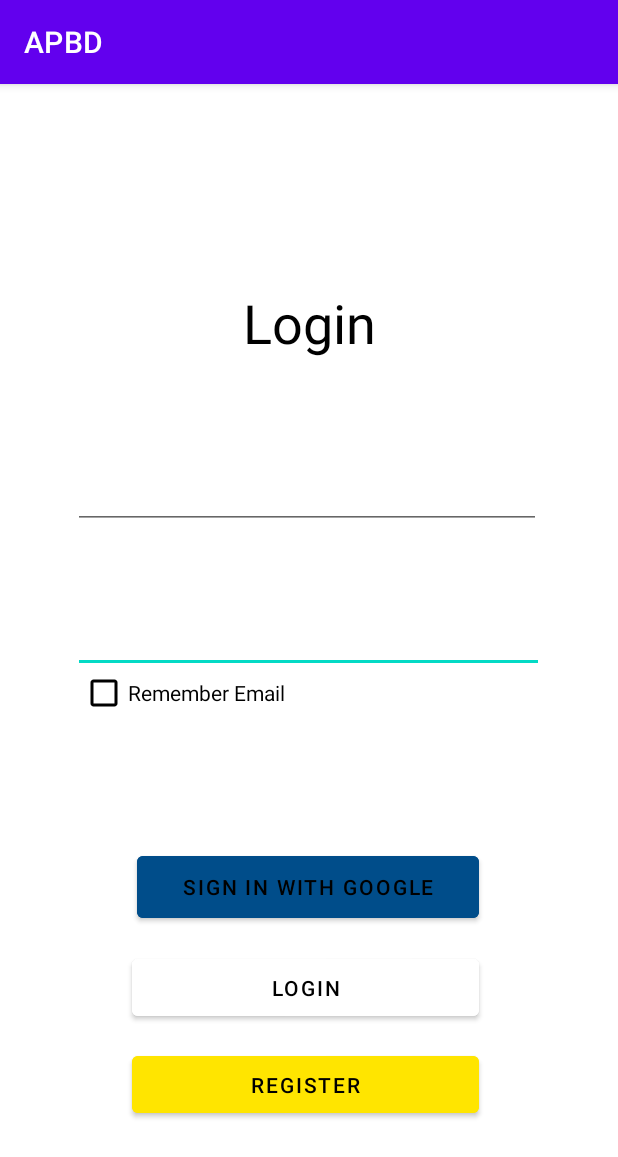
After one commit to sawedvk/APBD-test, an Android app: the fragment FragmentLogin shown on its own in the app's theme, on a phone screen of 412 x 824 dp. The commit adds this screen. Shown: the top 1157 px of the screen. Run offline under Robolectric (Android 15) with nearby library versions, the phone set to English and light mode, and no system bars; Roboto replaces fonts that are not available here; 1 statement that could not run was skipped.

Commit message:
penggunaan fragment

```diff
--- a/APBD/app/build.gradle
+++ b/APBD/app/build.gradle
@@ -43,6 +43,7 @@ dependencies {
     implementation 'androidx.appcompat:appcompat:1.2.0'
     implementation 'com.google.android.material:material:1.2.1'
     implementation 'androidx.constraintlayout:constraintlayout:2.0.4'
+    implementation 'androidx.legacy:legacy-support-v4:1.0.0'
     testImplementation 'junit:junit:4.+'
     androidTestImplementation 'androidx.test.ext:junit:1.1.2'
     androidTestImplementation 'androidx.test.espresso:espresso-core:3.3.0'
--- /dev/null
+++ b/APBD/app/src/main/java/com/example/apbd/Fragment/FragmentHome.kt
@@ -0,0 +1,58 @@
+package com.example.apbd.Fragment
+
+import android.os.Bundle
+import android.view.LayoutInflater
+import android.view.View
+import android.view.ViewGroup
+import androidx.fragment.app.Fragment
+import com.example.apbd.R
+
+// TODO: Rename parameter arguments, choose names that match
+// the fragment initialization parameters, e.g. ARG_ITEM_NUMBER
+private const val ARG_PARAM1 = "param1"
+private const val ARG_PARAM2 = "param2"
+
+/**
+ * A simple [Fragment] subclass.
+ * Use the [FragmentHome.newInstance] factory method to
+ * create an instance of this fragment.
+ */
+class FragmentHome : Fragment() {
+    // TODO: Rename and change types of parameters
+    private var param1: String? = null
+    private var param2: String? = null
+
+    override fun onCreate(savedInstanceState: Bundle?) {
+        super.onCreate(savedInstanceState)
+        arguments?.let {
+            param1 = it.getString(ARG_PARAM1)
+            param2 = it.getString(ARG_PARAM2)
+        }
+    }
+
+    override fun onCreateView(inflater: LayoutInflater, container: ViewGroup?,
+                              savedInstanceState: Bundle?): View? {
+        // Inflate the layout for this fragment
+        return inflater.inflate(R.layout.fragment_home, container, false)
+    }
+
+    companion object {
+        /**
+         * Use this factory method to create a new instance of
+         * this fragment using the provided parameters.
+         *
+         * @param param1 Parameter 1.
+         * @param param2 Parameter 2.
+         * @return A new instance of fragment FragmentHome.
+         */
+        // TODO: Rename and change types and number of parameters
+        @JvmStatic
+        fun newInstance(param1: String, param2: String) =
+                FragmentHome().apply {
+                    arguments = Bundle().apply {
+                        putString(ARG_PARAM1, param1)
+                        putString(ARG_PARAM2, param2)
+                    }
+                }
+    }
+}
--- /dev/null
+++ b/APBD/app/src/main/java/com/example/apbd/Fragment/FragmentLogin.kt
@@ -0,0 +1,73 @@
+package com.example.apbd.Fragment
+
+import android.os.Bundle
+import android.view.LayoutInflater
+import android.view.View
+import android.view.ViewGroup
+import android.widget.Button
+import android.widget.EditText
+import androidx.fragment.app.Fragment
+import com.example.apbd.R
+
+// TODO: Rename parameter arguments, choose names that match
+// the fragment initialization parameters, e.g. ARG_ITEM_NUMBER
+private const val ARG_PARAM1 = "param1"
+private const val ARG_PARAM2 = "param2"
+
+/**
+ * A simple [Fragment] subclass.
+ * Use the [FragmentLogin.newInstance] factory method to
+ * create an instance of this fragment.
+ */
+class FragmentLogin : Fragment() {
+    // TODO: Rename and change types of parameters
+    private var param1: String? = null
+    private var param2: String? = null
+
+    override fun onCreate(savedInstanceState: Bundle?) {
+        super.onCreate(savedInstanceState)
+        arguments?.let {
+            param1 = it.getString(ARG_PARAM1)
+            param2 = it.getString(ARG_PARAM2)
+        }
+    }
+
+    private lateinit var interfaceData: InterfaceData
+
+    override fun onCreateView(inflater: LayoutInflater, container: ViewGroup?,
+                              savedInstanceState: Bundle?): View? {
+        // Inflate the layout for this fragment
+//        return inflater.inflate(R.layout.fragment_login, container, false)
+        val view = inflater.inflate(R.layout.fragment_login, container, false)
+
+        interfaceData = activity as InterfaceData
+
+        val btnLogin = view.findViewById<Button>(R.id.buttonRegister2)
+        val emailTxt = view.findViewById<EditText>(R.id.editTextTextEmailAddress)
+
+        btnLogin.setOnClickListener { interfaceData.kirimData(emailTxt.text.toString()) }
+
+        return  view
+    }
+
+
+    companion object {
+        /**
+         * Use this factory method to create a new instance of
+         * this fragment using the provided parameters.
+         *
+         * @param param1 Parameter 1.
+         * @param param2 Parameter 2.
+         * @return A new instance of fragment FragmentLogin.
+         */
+        // TODO: Rename and change types and number of parameters
+        @JvmStatic
+        fun newInstance(param1: String, param2: String) =
+                FragmentLogin().apply {
+                    arguments = Bundle().apply {
+                        putString(ARG_PARAM1, param1)
+                        putString(ARG_PARAM2, param2)
+                    }
+                }
+    }
+}
--- /dev/null
+++ b/APBD/app/src/main/java/com/example/apbd/Fragment/InterfaceData.kt
@@ -0,0 +1,5 @@
+package com.example.apbd.Fragment
+
+interface InterfaceData {
+    abstract fun kirimData(editEditText: String)
+}
--- a/APBD/app/src/main/java/com/example/apbd/MainActivity.kt
+++ b/APBD/app/src/main/java/com/example/apbd/MainActivity.kt
@@ -1,12 +1,10 @@
 package com.example.apbd
 
-import android.content.DialogInterface
 import android.content.Intent
 import android.os.Bundle
 import android.view.View
-import android.widget.Toast
-import androidx.appcompat.app.AlertDialog
 import androidx.appcompat.app.AppCompatActivity
+import com.example.apbd.Fragment.FragmentLogin
 
 class MainActivity : AppCompatActivity() {
 
@@ -14,7 +12,15 @@ class MainActivity : AppCompatActivity() {
 
         super.onCreate(savedInstanceState)
         setContentView(R.layout.boot_up)
+
+        val fragmentlogin = FragmentLogin()
+        supportFragmentManager.beginTransaction().replace(R.id.fragmentContainer,fragmentlogin ).commit()
     }
+
+    override fun  kirimData(editEdit:String){
+
+    }
+
     fun goToLogin(view: View) {
         var intentlogin = Intent(this,LoginPage::class.java)
         startActivity(intentlogin)
--- /dev/null
+++ b/APBD/app/src/main/res/layout/fragment_home.xml
@@ -0,0 +1,19 @@
+<?xml version="1.0" encoding="utf-8"?>
+<androidx.constraintlayout.widget.ConstraintLayout xmlns:android="http://schemas.android.com/apk/res/android"
+    xmlns:app="http://schemas.android.com/apk/res-auto"
+    xmlns:tools="http://schemas.android.com/tools"
+    android:layout_width="match_parent"
+    android:layout_height="match_parent"
+    tools:context=".Fragment.FragmentHome">
+
+    <!-- TODO: Update blank fragment layout -->
+    <FrameLayout
+        android:id="@+id/fragmentContainer"
+        android:layout_width="match_parent"
+        android:layout_height="match_parent"
+        app:layout_constraintBottom_toBottomOf="parent"
+        app:layout_constraintEnd_toEndOf="parent"
+        app:layout_constraintStart_toStartOf="parent"
+        app:layout_constraintTop_toTopOf="parent" />
+
+</androidx.constraintlayout.widget.ConstraintLayout>
--- /dev/null
+++ b/APBD/app/src/main/res/layout/fragment_login.xml
@@ -0,0 +1,139 @@
+<?xml version="1.0" encoding="utf-8"?>
+<androidx.constraintlayout.widget.ConstraintLayout xmlns:android="http://schemas.android.com/apk/res/android"
+    xmlns:app="http://schemas.android.com/apk/res-auto"
+    xmlns:tools="http://schemas.android.com/tools"
+    android:layout_width="match_parent"
+    android:layout_height="match_parent"
+    tools:context=".Fragment.FragmentLogin">
+
+    <!-- TODO: Update blank fragment layout -->
+
+
+    <Button
+        android:id="@+id/buttonRegister2"
+        android:layout_width="228dp"
+        android:layout_height="53dp"
+        android:layout_marginBottom="80dp"
+        android:backgroundTint="#004D8A"
+        android:drawableTint="@color/white"
+        android:scrollbarThumbHorizontal="@color/white"
+        android:scrollbarThumbVertical="@color/white"
+        android:text="Sign in with Google"
+        android:textColor="#000000"
+        android:textColorHighlight="@color/white"
+        app:layout_constraintBottom_toTopOf="@+id/buttonRegisterGoogle"
+        app:layout_constraintEnd_toEndOf="parent"
+        app:layout_constraintHorizontal_bias="0.497"
+        app:layout_constraintStart_toStartOf="parent"
+        app:rippleColor="@color/white"
+        tools:cornerRadius="12" />
+
+    <Button
+        android:id="@+id/buttonRegisterGoogle"
+        android:layout_width="231dp"
+        android:layout_height="50dp"
+        android:layout_marginBottom="76dp"
+        android:backgroundTint="#FFE500"
+        android:drawableTint="@color/white"
+        android:scrollbarThumbHorizontal="@color/white"
+        android:scrollbarThumbVertical="@color/white"
+        android:text="Register"
+        android:textColor="#000000"
+        android:textColorHighlight="@color/white"
+        app:layout_constraintBottom_toBottomOf="parent"
+        app:layout_constraintEnd_toEndOf="parent"
+        app:layout_constraintHorizontal_bias="0.488"
+        app:layout_constraintStart_toStartOf="parent"
+        app:rippleColor="@color/white"
+        tools:cornerRadius="12" />
+
+    <Button
+        android:id="@+id/buttonRegisterGoogle2"
+        android:layout_width="231dp"
+        android:layout_height="50dp"
+        android:backgroundTint="@color/white"
+        android:drawableTint="@color/white"
+        android:scrollbarThumbHorizontal="@color/white"
+        android:scrollbarThumbVertical="@color/white"
+        android:text="Login"
+        android:textColor="#000000"
+        android:textColorHighlight="@color/white"
+        app:layout_constraintBottom_toTopOf="@+id/buttonRegisterGoogle"
+        app:layout_constraintEnd_toEndOf="parent"
+        app:layout_constraintHorizontal_bias="0.488"
+        app:layout_constraintStart_toStartOf="parent"
+        app:layout_constraintTop_toBottomOf="@+id/buttonRegister2"
+        app:rippleColor="@color/white"
+        tools:cornerRadius="12" />
+
+    <CheckBox
+        android:id="@+id/checkBox"
+        android:layout_width="155dp"
+        android:layout_height="31dp"
+        android:layout_margin="10dp"
+        android:buttonTint="@color/black"
+        android:text="Remember Email"
+        app:layout_constraintBottom_toBottomOf="parent"
+        app:layout_constraintEnd_toEndOf="parent"
+        app:layout_constraintHorizontal_bias="0.183"
+        app:layout_constraintStart_toStartOf="parent"
+        app:layout_constraintTop_toTopOf="parent"
+        app:layout_constraintVertical_bias="0.53" />
+
+    <TextView
+        android:id="@+id/textViewLogin"
+        android:layout_width="wrap_content"
+        android:layout_height="wrap_content"
+        android:singleLine="false"
+        android:text="Login"
+        android:textColor="#000000"
+        android:textSize="36sp"
+        app:layout_constraintBottom_toTopOf="@+id/editTextTextEmailAddress"
+        app:layout_constraintEnd_toEndOf="parent"
+        app:layout_constraintStart_toStartOf="parent"
+        app:layout_constraintTop_toTopOf="parent"
+        app:layout_constraintVertical_bias="0.672" />
+
+    <EditText
+        android:id="@+id/editTextTextPassword"
+        android:layout_width="314dp"
+        android:layout_height="44dp"
+        android:layout_marginBottom="116dp"
+        android:ems="10"
+        android:hint="Password"
+        android:inputType="textPassword"
+        android:textColorHint="#FFFFFF"
+        app:layout_constraintBottom_toTopOf="@+id/buttonRegister2"
+        app:layout_constraintEnd_toEndOf="parent"
+        app:layout_constraintHorizontal_bias="0.494"
+        app:layout_constraintStart_toStartOf="parent" />
+
+    <TextView
+        android:id="@+id/EmailValidation"
+        android:layout_width="167dp"
+        android:layout_height="20dp"
+        android:layout_marginBottom="16dp"
+        android:ems="10"
+        android:textColor="#FFFFFF"
+        android:textColorHint="#FFFFFF"
+        app:layout_constraintBottom_toTopOf="@+id/editTextTextPassword"
+        app:layout_constraintEnd_toEndOf="parent"
+        app:layout_constraintHorizontal_bias="0.196"
+        app:layout_constraintStart_toStartOf="parent" />
+
+    <EditText
+        android:id="@+id/editTextTextEmailAddress"
+        android:layout_width="312dp"
+        android:layout_height="47dp"
+        android:layout_marginBottom="52dp"
+        android:ems="10"
+        android:hint="Email"
+        android:inputType="textEmailAddress"
+        android:textColor="#FFFFFF"
+        android:textColorHint="#FFFFFF"
+        app:layout_constraintBottom_toTopOf="@+id/editTextTextPassword"
+        app:layout_constraintEnd_toEndOf="parent"
+        app:layout_constraintHorizontal_bias="0.484"
+        app:layout_constraintStart_toStartOf="parent" />
+
+</androidx.constraintlayout.widget.ConstraintLayout>
--- a/APBD/app/src/main/res/values/strings.xml
+++ b/APBD/app/src/main/res/values/strings.xml
@@ -26,4 +26,6 @@
     values-round/strings.xml for round devices.
     -->
     <string name="hello_world">Hello Square World!</string>
+    <!-- TODO: Remove or change this placeholder text -->
+    <string name="hello_blank_fragment">Hello blank fragment</string>
 </resources>
```
